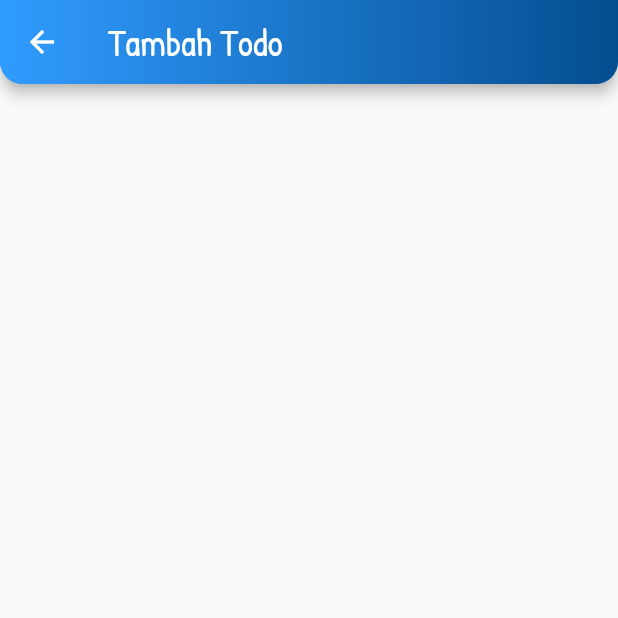
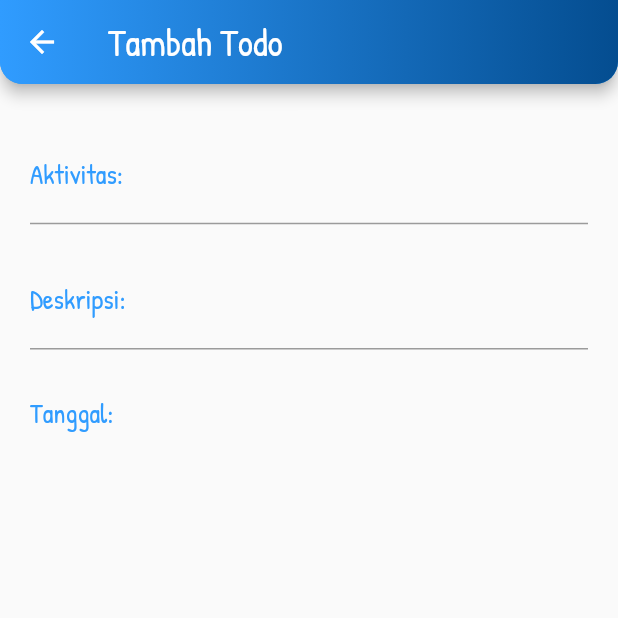
Before and after one commit to NaufalFiraas/todo_app, a Flutter app: the FormPage screen opened directly, on a phone screen of 412 x 824 dp, the top half of it. Run offline on Flutter 3.47's test engine with Material 2 defaults, Android fonts, the phone set to English and light mode, and no system bars.

Commit message:
menambahkan activity dan description form

```diff
--- /dev/null
+++ b/lib/view/formpage/activity_description_form.dart
@@ -0,0 +1,37 @@
+import 'package:flutter/material.dart';
+
+class ActivityDescriptionForm extends StatelessWidget {
+  final TextEditingController controller;
+  final String title;
+  final String? Function(String?)? validation;
+
+  const ActivityDescriptionForm({
+    Key? key,
+    required this.controller,
+    required this.title,
+    this.validation,
+  }) : super(key: key);
+
+  @override
+  Widget build(BuildContext context) {
+    return TextFormField(
+      decoration: InputDecoration(
+        labelText: title,
+        labelStyle: const TextStyle(
+          fontFamily: 'Patrick Hand',
+          fontSize: 18,
+          color: Color(0xFF309CFF),
+        ),
+        errorStyle: const TextStyle(
+            fontSize: 18, color: Colors.red, fontFamily: 'Patrick Hand'),
+      ),
+      style: const TextStyle(
+        fontSize: 16,
+        fontFamily: 'Patrick Hand',
+        color: Colors.black54,
+      ),
+      controller: controller,
+      validator: validation,
+    );
+  }
+}
--- a/lib/view/formpage/form_page.dart
+++ b/lib/view/formpage/form_page.dart
@@ -1,16 +1,50 @@
 import 'package:flutter/material.dart';
+import 'package:todo_app/view/formpage/activity_description_form.dart';
 
-class FormPage extends StatelessWidget {
+class FormPage extends StatefulWidget {
   final bool isAdd;
+  final String? activity;
+  final String? description;
+  final String? date;
+  final int? hour;
+  final int? minute;
+  final String? category;
 
-  const FormPage({Key? key, required this.isAdd}) : super(key: key);
+  const FormPage({
+    Key? key,
+    required this.isAdd,
+    this.activity,
+    this.description,
+    this.date,
+    this.hour,
+    this.minute,
+    this.category,
+  }) : super(key: key);
+
+  @override
+  State<FormPage> createState() => _FormPageState();
+}
+
+class _FormPageState extends State<FormPage> {
+  final TextEditingController activityController = TextEditingController();
+  final TextEditingController descriptionController = TextEditingController();
+  final GlobalKey<FormState> formKey = GlobalKey<FormState>();
+
+  @override
+  void initState() {
+    super.initState();
+    if (!widget.isAdd) {
+      activityController.text = widget.activity.toString();
+      descriptionController.text = widget.description.toString();
+    }
+  }
 
   @override
   Widget build(BuildContext context) {
     return Scaffold(
       appBar: AppBar(
         title: Text(
-          isAdd ? 'Tambah Todo' : 'Edit Todo',
+          widget.isAdd ? 'Tambah Todo' : 'Edit Todo',
           style: const TextStyle(
             fontFamily: 'Patrick Hand',
             fontSize: 25,
@@ -40,6 +74,52 @@ class FormPage extends StatelessWidget {
           ),
         ),
       ),
+      body: Form(
+        key: formKey,
+        child: Column(
+          children: [
+            const SizedBox(
+              height: 10,
+            ),
+            Container(
+              margin: const EdgeInsets.all(20),
+              child: Column(
+                crossAxisAlignment: CrossAxisAlignment.start,
+                children: [
+                  ActivityDescriptionForm(
+                    controller: activityController,
+                    title: 'Aktivitas:',
+                    validation: (value) {
+                      if (value == '') {
+                        return 'Wajib diisi!';
+                      }
+                      return null;
+                    },
+                  ),
+                  const SizedBox(
+                    height: 20,
+                  ),
+                  ActivityDescriptionForm(
+                    controller: descriptionController,
+                    title: 'Deskripsi:',
+                  ),
+                  const SizedBox(
+                    height: 30,
+                  ),
+                  const Text(
+                    'Tanggal:',
+                    style: TextStyle(
+                      fontSize: 18,
+                      fontFamily: 'Patrick Hand',
+                      color: Color(0xFF309CFF),
+                    ),
+                  ),
+                ],
+              ),
+            ),
+          ],
+        ),
+      ),
     );
   }
 }
```
